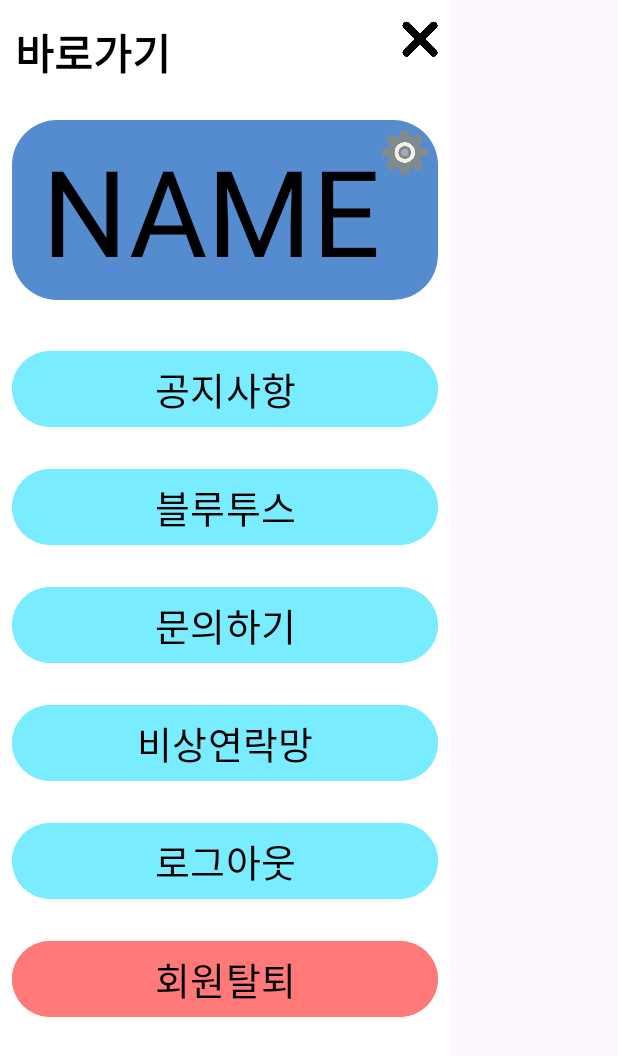
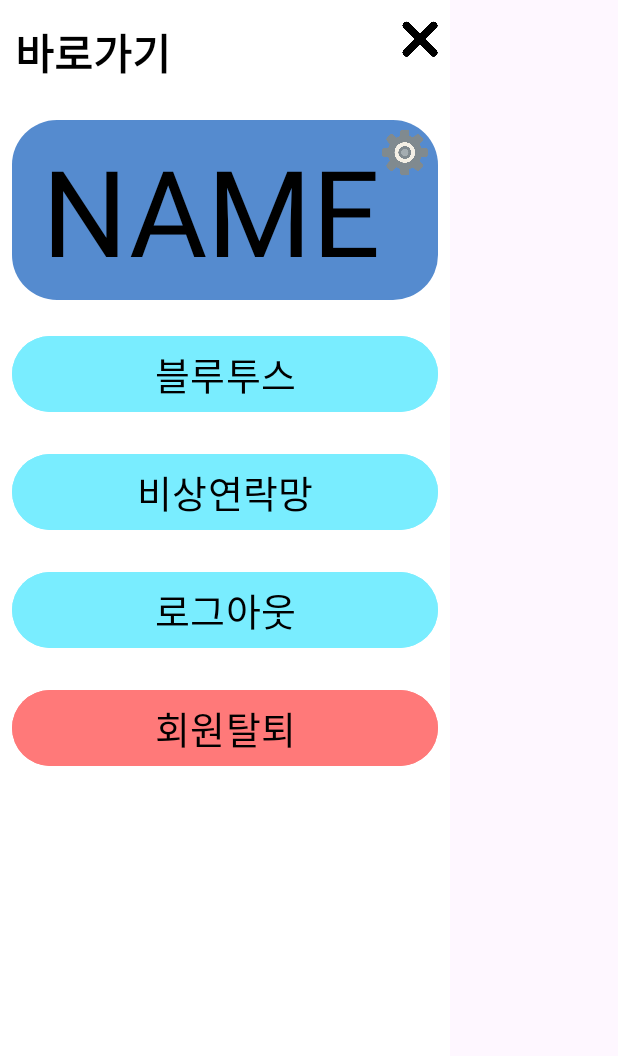
Before and after one commit to SeongJiness/self-project-tai, an Android app: the layout activity_drawer.xml on its own in the app's theme, with its tools: preview values and no code run, on a phone screen of 412 x 824 dp. Shown: the top 1056 px of the screen. Run offline under Robolectric (Android 15) with nearby library versions, the phone set to English and light mode, and no system bars.

Commit message:
로그인/회원가입 임시 추가/ 필요없는 기능 삭제

```diff
--- a/app/src/main/java/com/android/safeband/activity/ConnectedThread.java
+++ b/app/src/main/java/com/android/safeband/activity/ConnectedThread.java
@@ -30,7 +30,7 @@ public class ConnectedThread extends Thread {
 
     private Context context;
 
-    private boolean isFallDetected = false;
+    static private boolean isFallDetected = false;
 
     public ConnectedThread(BluetoothSocket socket, Context context, Handler handler) {
         mmSocket = socket;
@@ -126,7 +126,7 @@ public class ConnectedThread extends Thread {
             double accelerationMagnitude = Math.sqrt(accX * accX + accY * accY + accZ * accZ);
 
             // 낙상 감지 임계값 설정 (조절이 필요할 수 있음)
-            double fallThreshold = 1.14;
+            double fallThreshold = 2.4;
 
             Log.d("낙상", String.valueOf(accelerationMagnitude));
 
--- a/app/src/main/java/com/android/safeband/activity/bluetooth.java
+++ b/app/src/main/java/com/android/safeband/activity/bluetooth.java
@@ -161,6 +161,7 @@ public class bluetooth extends AppCompatActivity {
         registerReceiver(discoveryReceiver, filter);
 
         listView.setOnItemClickListener(new myOnItemClickListener());
+
 
     }
 
--- a/app/src/main/res/layout/activity_drawer.xml
+++ b/app/src/main/res/layout/activity_drawer.xml
@@ -75,18 +75,6 @@
 
             </FrameLayout>
 
-            <Button
-                android:id="@+id/btn_announcement"
-                android:layout_width="match_parent"
-                android:layout_height="wrap_content"
-                android:layout_marginStart="8dp"
-                android:layout_marginTop="30dp"
-                android:layout_marginEnd="8dp"
-                android:backgroundTint="#79EDFF"
-                android:text="공지사항"
-                android:textColor="#000000"
-                android:textSize="25dp"
-                tools:ignore="MissingPrefix" />
 
             <Button
                 android:id="@+id/btn_bluetooth"
@@ -101,18 +89,6 @@
                 android:textSize="25dp"
                 tools:ignore="MissingPrefix" />
 
-            <Button
-                android:id="@+id/btn_inquiry"
-                android:layout_width="match_parent"
-                android:layout_height="wrap_content"
-                android:layout_marginStart="8dp"
-                android:layout_marginTop="20dp"
-                android:layout_marginEnd="8dp"
-                android:backgroundTint="#79EDFF"
-                android:text="문의하기"
-                android:textColor="#000000"
-                android:textSize="25dp"
-                tools:ignore="MissingPrefix" />
 
             <Button
                 android:id="@+id/btn_call"
--- a/app/src/main/res/layout/register_app.xml
+++ b/app/src/main/res/layout/register_app.xml
@@ -39,6 +39,7 @@
         android:textSize="20sp" />
 
     <EditText
+        android:id="@+id/userid"
         android:layout_width="150dp"
         android:layout_height="48dp"
         android:layout_centerHorizontal="false"
@@ -57,6 +58,7 @@
         android:textSize="20sp" />
 
     <EditText
+        android:id="@+id/password"
         android:layout_width="220dp"
         android:layout_height="48dp"
         android:layout_centerHorizontal="false"
@@ -96,6 +98,7 @@
         android:textSize="20sp" />
 
     <EditText
+        android:id="@+id/username"
         android:layout_width="220dp"
         android:layout_height="48dp"
         android:layout_centerHorizontal="false"
```
Also changed, not shown: app/src/main/AndroidManifest.xml (+15 -7 lines), app/src/main/java/com/android/safeband/activity/Login.java (+27 -2 lines), app/src/main/java/com/android/safeband/activity/SignupIntent.java (+8 -0 lines), app/src/main/res/layout/login.xml (+21 -10 lines).
